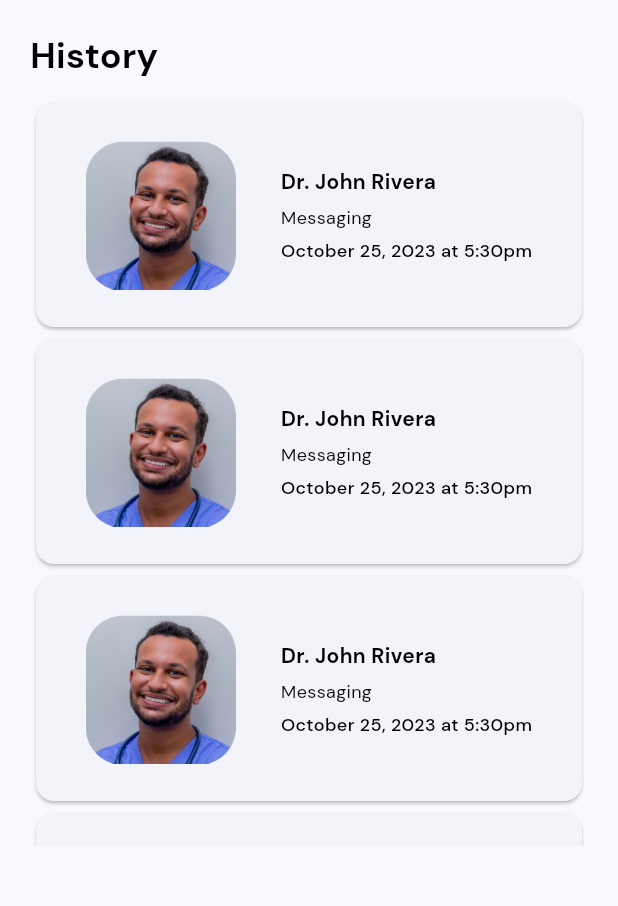
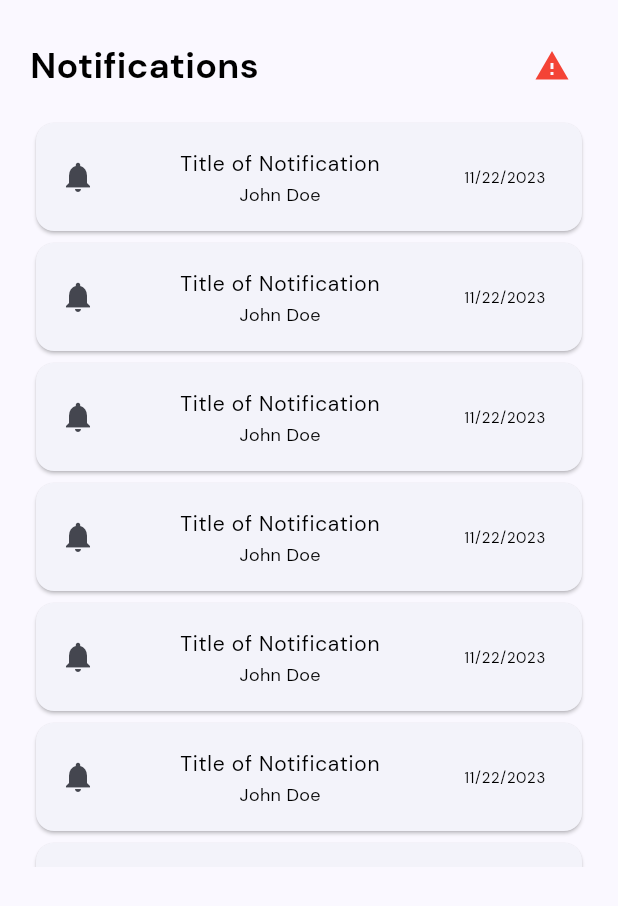
Before and after one commit to lansoyyy/mindcare, a Flutter app: the NotificationsTab screen opened directly, on a phone screen of 412 x 824 dp. Shown: the top 906 px of the screen. Run offline on Flutter 3.47's test engine with Material 2 defaults, Android fonts, the phone set to English and light mode, and no system bars; drawn by our look-alikes of calendar_view; our stand-ins replace fluttertoast, table_calendar.

Commit message:
added notif tab

```diff
--- a/lib/screens/notif_tab.dart
+++ b/lib/screens/notif_tab.dart
@@ -16,12 +16,19 @@ class NotificationsTab extends StatelessWidget {
             child: Column(
               children: [
                 Row(
-                  mainAxisAlignment: MainAxisAlignment.start,
+                  mainAxisAlignment: MainAxisAlignment.spaceBetween,
                   children: [
                     TextWidget(
-                      text: 'History',
+                      text: 'Notifications',
                       fontSize: 24,
                       fontFamily: 'Bold',
+                    ),
+                    IconButton(
+                      onPressed: () {},
+                      icon: const Icon(
+                        Icons.warning,
+                      ),
+                      color: Colors.red,
                     ),
                   ],
                 ),
@@ -33,49 +40,13 @@ class NotificationsTab extends StatelessWidget {
                   child: ListView.builder(
                     itemBuilder: (context, index) {
                       return Card(
-                        child: SizedBox(
-                          height: 150,
-                          width: 400,
-                          child: Row(
-                            mainAxisAlignment: MainAxisAlignment.center,
-                            crossAxisAlignment: CrossAxisAlignment.center,
-                            children: [
-                              Image.asset(
-                                'assets/images/doc1.png',
-                                height: 100,
-                              ),
-                              const SizedBox(
-                                width: 30,
-                              ),
-                              Column(
-                                crossAxisAlignment: CrossAxisAlignment.start,
-                                mainAxisAlignment: MainAxisAlignment.center,
-                                children: [
-                                  TextWidget(
-                                    text: 'Dr. John Rivera',
-                                    fontSize: 14,
-                                    fontFamily: 'Bold',
-                                  ),
-                                  const SizedBox(
-                                    height: 5,
-                                  ),
-                                  TextWidget(
-                                    text: 'Messaging',
-                                    fontSize: 12,
-                                    fontFamily: 'Regular',
-                                  ),
-                                  const SizedBox(
-                                    height: 5,
-                                  ),
-                                  TextWidget(
-                                    text: 'October 25, 2023 at 5:30pm',
-                                    fontSize: 12,
-                                    fontFamily: 'Medium',
-                                  ),
-                                ],
-                              ),
-                            ],
-                          ),
+                        child: ListTile(
+                          leading: const Icon(Icons.notifications),
+                          title: TextWidget(
+                              text: 'Title of Notification', fontSize: 14),
+                          subtitle: TextWidget(text: 'John Doe', fontSize: 12),
+                          trailing:
+                              TextWidget(text: '11/22/2023', fontSize: 10),
                         ),
                       );
                     },
```
